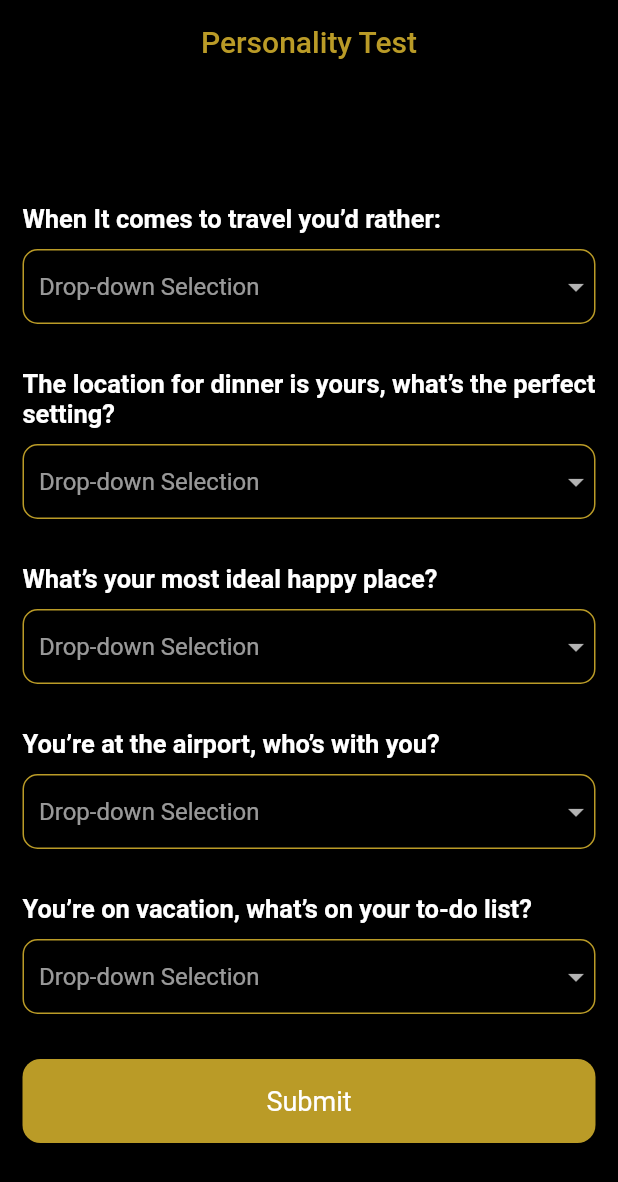
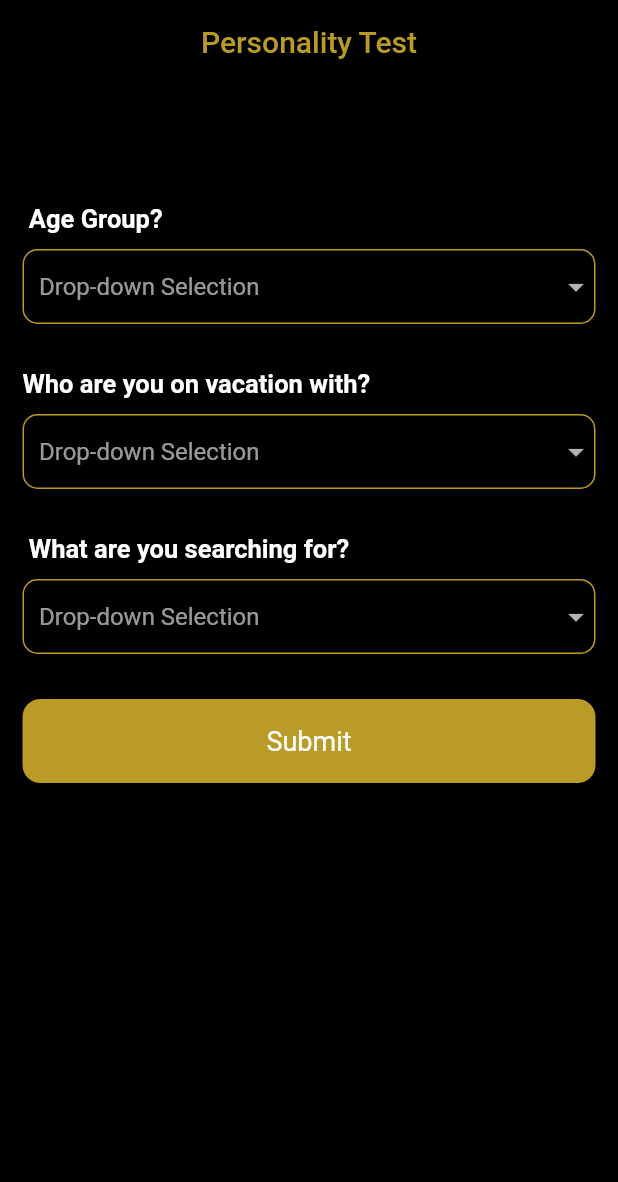
Before and after one commit to zohaib1313/doingDubai, a Flutter app: the PersonalityTestPage screen opened directly, after a tap on "Submit", on a phone screen of 412 x 824 dp. Shown: the top 1182 px of the screen. Run offline on Flutter 3.47's test engine with Material 2 defaults, Android fonts, the phone set to English and light mode, and no system bars; our stand-ins replace cached_network_image, dio, flutter_svg, image_cropper, image_picker; missing offline and left inert: fialogs, flutter_stripe, req_fun; network calls fail.

```diff
--- a/lib/src/ui/pages/personaility_test.dart
+++ b/lib/src/ui/pages/personaility_test.dart
@@ -61,31 +61,27 @@ class _PersonalityTestPageState extends State<PersonalityTestPage> {
         child: Column(
           crossAxisAlignment: CrossAxisAlignment.start,
           children: [
-            _buildDropDownLabel(label: 'When It comes to travel you’d rather:'),
-            _buildDropDown(1, [
-              "Explore your own backyard.",
-              "Travel the world, you’ve got a passport!"
+            _buildDropDownLabel(label: ' Age Group?'),
+            _buildDropDown(
+                1, ["18-30’s", "OAP", "40+", "Family with children"]),
+            _buildDropDownLabel(label: 'Who are you on vacation with?'),
+            _buildDropDown(2, [
+              "Family",
+              "Partner",
+              "Friends",
+              "Alone",
+              //"Sunset Dinner In A Safari",
             ]),
-            _buildDropDownLabel(
-                label:
-                    'The location for dinner is yours, what’s the perfect setting?'),
-            _buildDropDown(2, [
-              "Grand and Glorious",
-              "Fresh Air Outdoorsy Scene",
-              "Italian Neighborhood, Pasta & Pesto",
-              "Fine Dining & Atmosphere",
-              "Sunset Dinner In A Safari",
+            _buildDropDownLabel(label: ' What are you searching for?'),
+            _buildDropDown(3, [
+              "Activities",
+              "Nightlife / Parties",
+              "Beach Clubs",
+              "Restaurants",
+              "All of the above",
+              //"Somewhere on a massage table",
             ]),
-            _buildDropDownLabel(label: 'What’s your most ideal happy place?'),
-            _buildDropDown(3, [
-              "Snowy Peaks & Arresting Views",
-              "Jaw Dropping Awe Inspiring Hills & Scenery",
-              "Sunbathing On A Yacht Deck",
-              "Visit to the Local Market",
-              "Searching for Wildlife & Wonder",
-              "Somewhere on a massage table",
-            ]),
-            _buildDropDownLabel(
+            /* _buildDropDownLabel(
                 label: 'You’re at the airport, who’s with you?'),
             _buildDropDown(4, [
               "No One, I Travel Solo",
@@ -102,15 +98,18 @@ class _PersonalityTestPageState extends State<PersonalityTestPage> {
               "Capture My Instagram Moments",
               "Explore The History",
               "Explore The Local On a Bike"
-            ]),
+            ]),*/
             AuthButton(
                 text: 'Submit',
                 onTap: () {
                   if (((question1 ?? "").isEmpty) ||
-                      ((question2 ?? "").isEmpty) ||
-                      ((question3 ?? "").isEmpty) ||
+                          ((question2 ?? "").isEmpty) ||
+                          ((question3 ?? "")
+                              .isEmpty) /*||
                       ((question4 ?? "").isEmpty) ||
-                      ((question5 ?? "").isEmpty)) {
+                      ((question5 ?? "").isEmpty)*/
+
+                      ) {
                     errorDialog(context, "Error", 'Select All Fields',
                         closeOnBackPress: true, neutralButtonText: "OK");
                   } else {
@@ -176,8 +175,8 @@ class _PersonalityTestPageState extends State<PersonalityTestPage> {
           "question1": question1 ?? '',
           "question2": question2 ?? '',
           "question3": question3 ?? '',
-          "question4": question4 ?? '',
-          "question5": question5 ?? '',
+          /*     "question4": question4 ?? '',
+          "question5": question5 ?? '',*/
         },
       );
 
```
